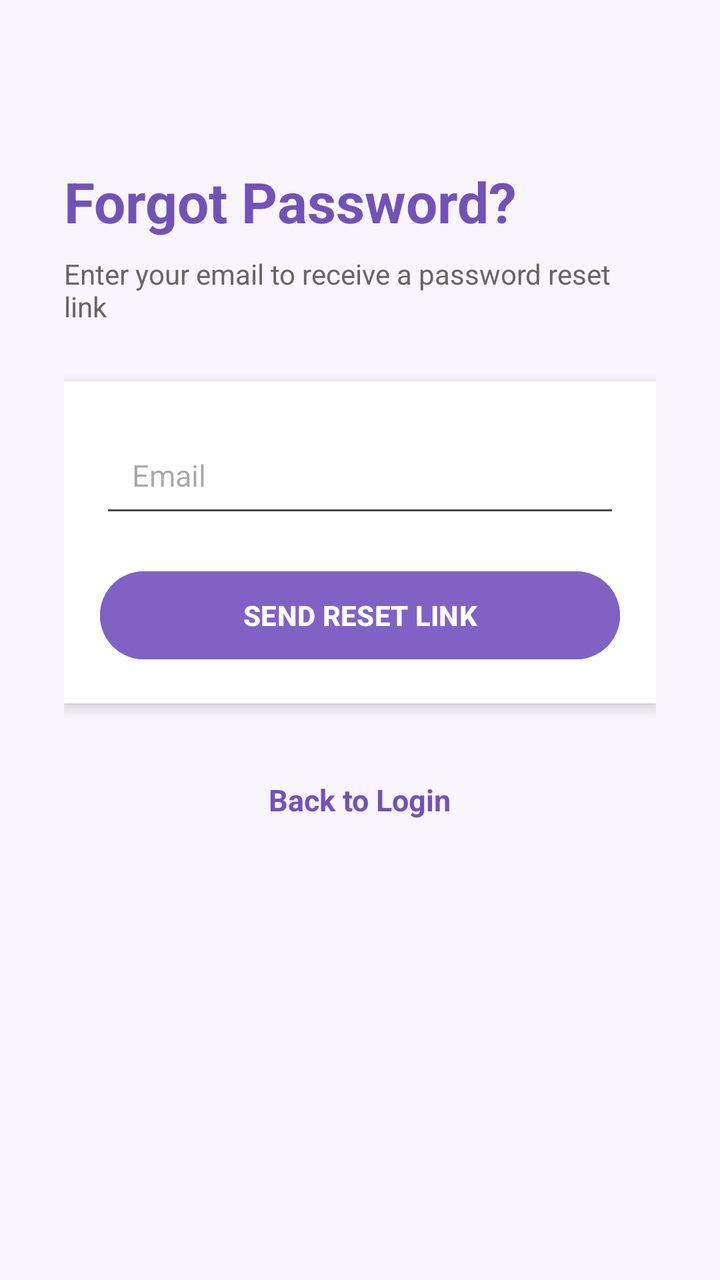
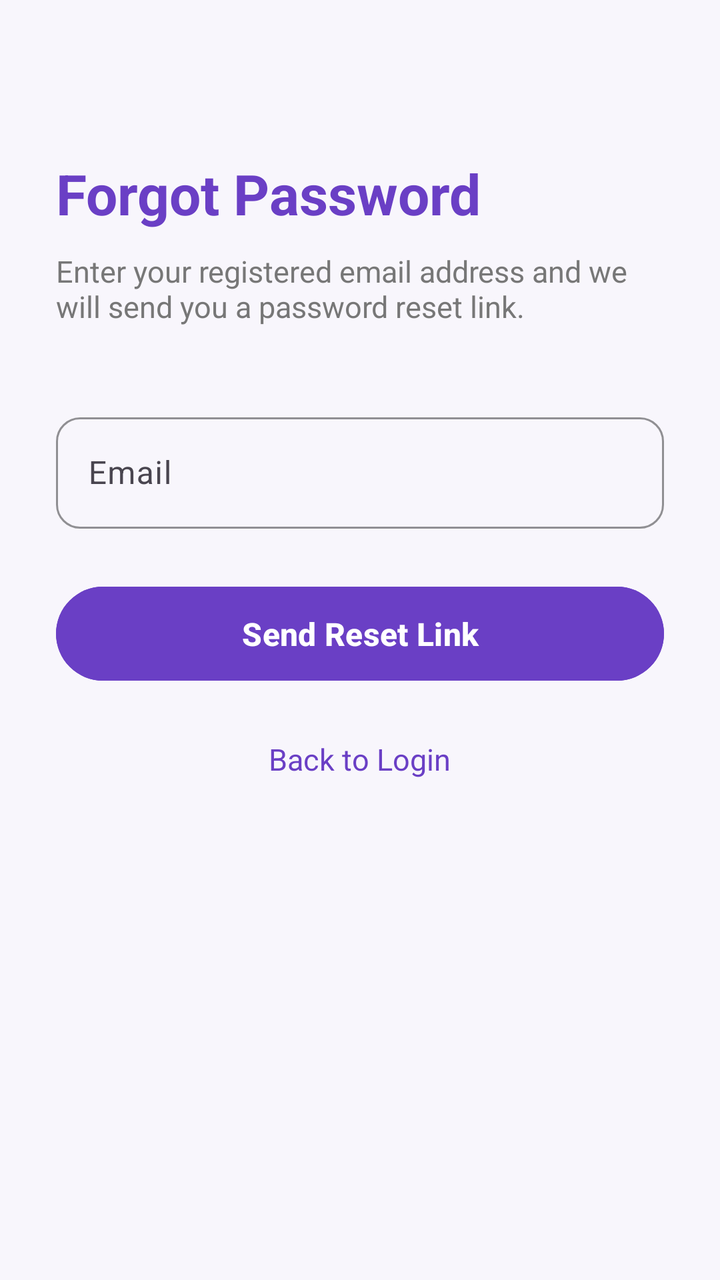

Compare the two renders of this Android layout. The source of the first and the diff that turns it into the second are given below.
<!-- AndroidManifest.xml: application theme Theme.StudentConnect -->
<!-- res/layout/activity_forgot_password.xml -->
<?xml version="1.0" encoding="utf-8"?>
<ScrollView xmlns:android="http://schemas.android.com/apk/res/android"
    xmlns:tools="http://schemas.android.com/tools"
    android:layout_width="match_parent"
    android:layout_height="match_parent"
    android:background="#F8F5FC"
    android:fillViewport="true">

    <LinearLayout
        android:layout_width="match_parent"
        android:layout_height="wrap_content"
        android:orientation="vertical"
        android:padding="32dp"
        android:gravity="center_horizontal">

        
        <TextView
            android:layout_width="match_parent"
            android:layout_height="wrap_content"
            android:text="@string/Forgot_Password"
            android:textColor="#7352B8"
            android:textSize="28sp"
            android:textStyle="bold"
            android:layout_marginTop="50dp"
            android:layout_marginBottom="8dp" />

        
        <TextView
            android:layout_width="match_parent"
            android:layout_height="wrap_content"
            android:text="@string/enter_your_email_to_receive_a_password_reset_link"
            android:textColor="#666666"
            android:textSize="14sp"
            android:layout_marginBottom="28dp" />

        
        <LinearLayout
            android:layout_width="match_parent"
            android:layout_height="wrap_content"
            android:orientation="vertical"
            android:padding="18dp"
            android:background="#FFFFFF"
            android:elevation="4dp">

            
            <EditText
                android:id="@+id/etEmail"
                android:layout_width="match_parent"
                android:layout_height="55dp"
                android:autofillHints=""
                android:hint="@string/EMAiL"
                android:textSize="15sp"
                android:inputType="textEmailAddress"
                android:paddingStart="16dp"
                android:paddingEnd="16dp"
                android:layout_marginBottom="18dp"
                tools:ignore="VisualLintTextFieldSize" />

            
            <Button
                android:id="@+id/btnReset"
                android:layout_width="match_parent"
                android:layout_height="52dp"
                android:text="@string/Send_reset_link"
                android:textColor="#FFFFFF"
                android:textStyle="bold"
                android:textSize="14sp"
                android:backgroundTint="#8062C5"
                tools:ignore="VisualLintButtonSize" />

        </LinearLayout>

        
        <TextView
            android:id="@+id/tvBackLogin"
            android:layout_width="wrap_content"
            android:layout_height="wrap_content"
            android:layout_marginTop="28dp"
            android:clickable="true"
            android:focusable="true"
            android:minHeight="48dp"
            android:padding="10dp"
            android:text="@string/Back_to_login"
            android:textColor="#7352B8"
            android:textSize="15sp"
            android:textStyle="bold" />

    </LinearLayout>

</ScrollView>
<!-- resources referenced by this layout -->
<resources>
  <string name="Back_to_login">Back to Login</string>
  <string name="EMAiL">Email</string>
  <string name="Forgot_Password">Forgot Password?</string>
  <string name="Send_reset_link">SEND RESET LINK</string>
  <string name="enter_your_email_to_receive_a_password_reset_link">Enter your email to receive a password reset link</string>
  <style name="Theme.StudentConnect" parent="Base.Theme.StudentConnect" />
  <style name="Base.Theme.StudentConnect" parent="Theme.Material3.DayNight.NoActionBar">
          
          
      </style>
</resources>

<!-- the commit's change to res/layout/activity_forgot_password.xml (unified diff, before → after) -->
@@ -1,90 +1,70 @@
 <?xml version="1.0" encoding="utf-8"?>
-<ScrollView xmlns:android="http://schemas.android.com/apk/res/android"
-    xmlns:tools="http://schemas.android.com/tools"
+<LinearLayout
+    xmlns:android="http://schemas.android.com/apk/res/android"
+    xmlns:app="http://schemas.android.com/apk/res-auto"
     android:layout_width="match_parent"
     android:layout_height="match_parent"
-    android:background="#F8F5FC"
-    android:fillViewport="true">
+    android:orientation="vertical"
+    android:padding="28dp"
+    android:background="#F8F6FC">
 
-    <LinearLayout
+    <TextView
+        android:layout_width="wrap_content"
+        android:layout_height="wrap_content"
+        android:layout_marginTop="50dp"
+        android:text="Forgot Password"
+        android:textColor="#6A3FC5"
+        android:textSize="28sp"
+        android:textStyle="bold" />
+
+    <TextView
         android:layout_width="match_parent"
         android:layout_height="wrap_content"
-        android:orientation="vertical"
-        android:padding="32dp"
-        android:gravity="center_horizontal">
+        android:layout_marginTop="10dp"
+        android:text="Enter your registered email address and we will send you a password reset link."
+        android:textColor="#777777"
+        android:textSize="15sp" />
 
-        
-        <TextView
+    <com.google.android.material.textfield.TextInputLayout
+        android:layout_width="match_parent"
+        android:layout_height="wrap_content"
+        android:layout_marginTop="40dp"
+        android:hint="Email"
+        app:boxCornerRadiusTopStart="12dp"
+        app:boxCornerRadiusTopEnd="12dp"
+        app:boxCornerRadiusBottomStart="12dp"
+        app:boxCornerRadiusBottomEnd="12dp"
+        app:boxStrokeColor="#6A3FC5">
+
+        <com.google.android.material.textfield.TextInputEditText
+            android:id="@+id/etEmail"
             android:layout_width="match_parent"
             android:layout_height="wrap_content"
-            android:text="@string/Forgot_Password"
-            android:textColor="#7352B8"
-            android:textSize="28sp"
-            android:textStyle="bold"
-            android:layout_marginTop="50dp"
-            android:layout_marginBottom="8dp" />
+            android:inputType="textEmailAddress"
+            android:textColor="#000000"
+            android:textColorHint="#777777" />
 
-        
-        <TextView
-            android:layout_width="match_parent"
-            android:layout_height="wrap_content"
-            android:text="@string/enter_your_email_to_receive_a_password_reset_link"
-            android:textColor="#666666"
-            android:textSize="14sp"
-            android:layout_marginBottom="28dp" />
+    </com.google.android.material.textfield.TextInputLayout>
 
-        
-        <LinearLayout
-            android:layout_width="match_parent"
-            android:layout_height="wrap_content"
-            android:orientation="vertical"
-            android:padding="18dp"
-            android:background="#FFFFFF"
-            android:elevation="4dp">
+    <Button
+        android:id="@+id/btnReset"
+        android:layout_width="match_parent"
+        android:layout_height="55dp"
+        android:layout_marginTop="25dp"
+        android:text="Send Reset Link"
+        android:textColor="#FFFFFF"
+        android:textSize="16sp"
+        android:textStyle="bold"
+        android:backgroundTint="#6A3FC5" />
 
-            
-            <EditText
-                android:id="@+id/etEmail"
-                android:layout_width="match_parent"
-                android:layout_height="55dp"
-                android:autofillHints=""
-                android:hint="@string/EMAiL"
-                android:textSize="15sp"
-                android:inputType="textEmailAddress"
-                android:paddingStart="16dp"
-                android:paddingEnd="16dp"
-                android:layout_marginBottom="18dp"
-                tools:ignore="VisualLintTextFieldSize" />
+    <TextView
+        android:id="@+id/tvBackLogin"
+        android:layout_width="wrap_content"
+        android:layout_height="wrap_content"
+        android:layout_gravity="center"
+        android:layout_marginTop="25dp"
+        android:text="Back to Login"
+        android:textColor="#6A3FC5"
+        android:textSize="15sp" />
 
-            
-            <Button
-                android:id="@+id/btnReset"
-                android:layout_width="match_parent"
-                android:layout_height="52dp"
-                android:text="@string/Send_reset_link"
-                android:textColor="#FFFFFF"
-                android:textStyle="bold"
-                android:textSize="14sp"
-                android:backgroundTint="#8062C5"
-                tools:ignore="VisualLintButtonSize" />
-
-        </LinearLayout>
-
-        
-        <TextView
-            android:id="@+id/tvBackLogin"
-            android:layout_width="wrap_content"
-            android:layout_height="wrap_content"
-            android:layout_marginTop="28dp"
-            android:clickable="true"
-            android:focusable="true"
-            android:minHeight="48dp"
-            android:padding="10dp"
-            android:text="@string/Back_to_login"
-            android:textColor="#7352B8"
-            android:textSize="15sp"
-            android:textStyle="bold" />
-
-    </LinearLayout>
-
-</ScrollView>
+</LinearLayout>
<!-- resource entries referenced after the edit -->
@@ -1,10 +1,5 @@
 <!-- resources referenced by this layout -->
 <resources>
-  <string name="Back_to_login">Back to Login</string>
-  <string name="EMAiL">Email</string>
-  <string name="Forgot_Password">Forgot Password?</string>
-  <string name="Send_reset_link">SEND RESET LINK</string>
-  <string name="enter_your_email_to_receive_a_password_reset_link">Enter your email to receive a password reset link</string>
   <style name="Theme.StudentConnect" parent="Base.Theme.StudentConnect" />
   <style name="Base.Theme.StudentConnect" parent="Theme.Material3.DayNight.NoActionBar">
           
